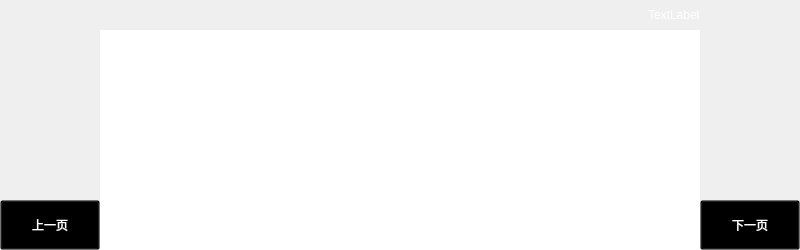
Qt form rltimdttable.ui (ives560/InverterController) before a commit.
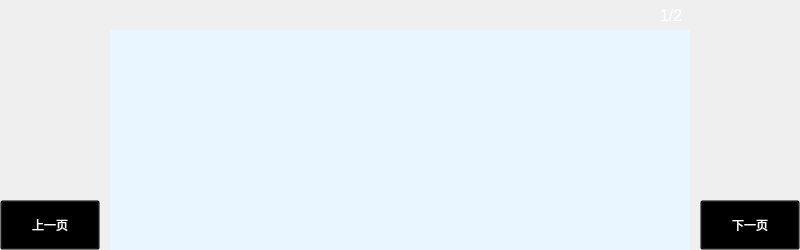
The same form after that commit. Icons and pictures are not drawn.

```diff
--- a/rltimdttable.ui
+++ b/rltimdttable.ui
@@ -20,14 +20,20 @@
    <property name="spacing">
     <number>0</number>
    </property>
-   <item row="1" column="1" rowspan="2" colspan="3">
+   <item row="1" column="1" rowspan="3" colspan="3">
     <widget class="QTableView" name="tableView">
+     <property name="sizePolicy">
+      <sizepolicy hsizetype="Preferred" vsizetype="Preferred">
+       <horstretch>0</horstretch>
+       <verstretch>0</verstretch>
+      </sizepolicy>
+     </property>
      <property name="focusPolicy">
       <enum>Qt::NoFocus</enum>
      </property>
      <property name="styleSheet">
       <string notr="true">background:rgb(233,245,255);alternate-background-color: rgb(209,234,255);
-QHeaderView::section{background:rgb(86,197,255);}</string>
+</string>
      </property>
      <property name="frameShape">
       <enum>QFrame::NoFrame</enum>
@@ -47,18 +53,27 @@
      <property name="textElideMode">
       <enum>Qt::ElideNone</enum>
      </property>
+     <attribute name="horizontalHeaderVisible">
+      <bool>false</bool>
+     </attribute>
      <attribute name="horizontalHeaderHighlightSections">
       <bool>false</bool>
      </attribute>
+     <attribute name="horizontalHeaderStretchLastSection">
+      <bool>false</bool>
+     </attribute>
      <attribute name="verticalHeaderVisible">
       <bool>false</bool>
      </attribute>
+     <attribute name="verticalHeaderCascadingSectionResizes">
+      <bool>false</bool>
+     </attribute>
      <attribute name="verticalHeaderHighlightSections">
       <bool>false</bool>
      </attribute>
     </widget>
    </item>
-   <item row="2" column="0">
+   <item row="3" column="0">
     <widget class="QToolButton" name="tbtn_left">
      <property name="minimumSize">
       <size>
@@ -101,7 +116,7 @@
     </spacer>
    </item>
    <item row="0" column="3">
-    <widget class="QLabel" name="label">
+    <widget class="QLabel" name="lab_page">
      <property name="sizePolicy">
       <sizepolicy hsizetype="Preferred" vsizetype="Fixed">
        <horstretch>0</horstretch>
@@ -114,15 +129,20 @@
        <height>30</height>
       </size>
      </property>
+     <property name="font">
+      <font>
+       <pointsize>12</pointsize>
+      </font>
+     </property>
      <property name="styleSheet">
       <string notr="true">color:white;</string>
      </property>
      <property name="text">
-      <string>TextLabel</string>
+      <string>1/2</string>
      </property>
     </widget>
    </item>
-   <item row="2" column="4">
+   <item row="3" column="4">
     <widget class="QToolButton" name="tbtn_right">
      <property name="minimumSize">
       <size>
@@ -154,6 +174,38 @@
      </property>
     </widget>
    </item>
+   <item row="2" column="0">
+    <spacer name="horizontalSpacer_2">
+     <property name="orientation">
+      <enum>Qt::Horizontal</enum>
+     </property>
+     <property name="sizeType">
+      <enum>QSizePolicy::Fixed</enum>
+     </property>
+     <property name="sizeHint" stdset="0">
+      <size>
+       <width>110</width>
+       <height>10</height>
+      </size>
+     </property>
+    </spacer>
+   </item>
+   <item row="2" column="4">
+    <spacer name="horizontalSpacer_3">
+     <property name="orientation">
+      <enum>Qt::Horizontal</enum>
+     </property>
+     <property name="sizeType">
+      <enum>QSizePolicy::Fixed</enum>
+     </property>
+     <property name="sizeHint" stdset="0">
+      <size>
+       <width>110</width>
+       <height>10</height>
+      </size>
+     </property>
+    </spacer>
+   </item>
   </layout>
  </widget>
  <resources>
```
